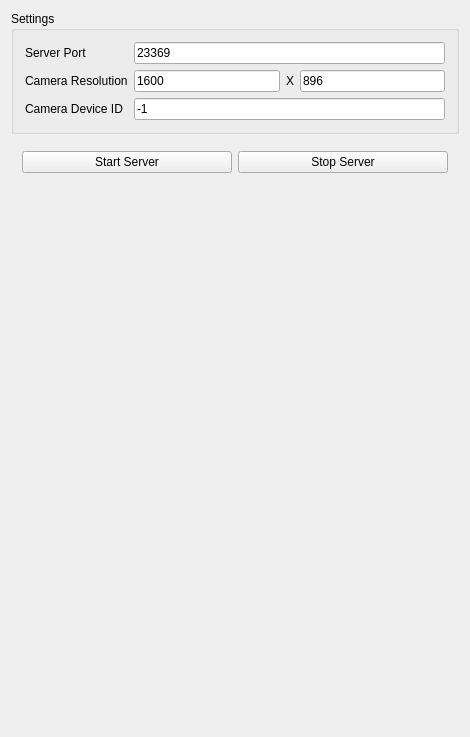
Before: the Qt Designer form MirrorServer/Server/mainwindow.ui in thijser/ARGAME, drawn with Qt 5.
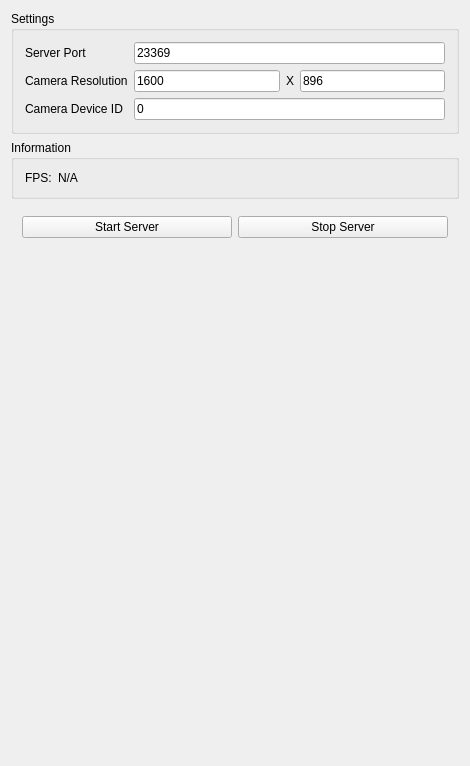
After: the same form once the commit is applied.

Diff of the .ui file:
```diff
--- a/MirrorServer/Server/mainwindow.ui
+++ b/MirrorServer/Server/mainwindow.ui
@@ -136,7 +136,7 @@
        <item row="5" column="1">
         <widget class="QLineEdit" name="cameraDevice">
          <property name="text">
-          <string>-1</string>
+          <string>0</string>
          </property>
          <property name="maxLength">
           <number>8</number>
@@ -146,6 +146,35 @@
       </layout>
      </widget>
     </item>
+    <item>
+     <widget class="QGroupBox" name="groupBox">
+      <property name="title">
+       <string>Information</string>
+      </property>
+      <layout class="QFormLayout" name="formLayout_2">
+       <item row="0" column="0">
+        <widget class="QLabel" name="fpsLabel">
+         <property name="font">
+          <font>
+           <weight>50</weight>
+           <bold>false</bold>
+          </font>
+         </property>
+         <property name="text">
+          <string>FPS:</string>
+         </property>
+        </widget>
+       </item>
+       <item row="0" column="1">
+        <widget class="QLabel" name="fps">
+         <property name="text">
+          <string>N/A</string>
+         </property>
+        </widget>
+       </item>
+      </layout>
+     </widget>
+    </item>
     <item>
      <widget class="QWidget" name="controls" native="true">
       <layout class="QHBoxLayout" name="horizontalLayout">
```
